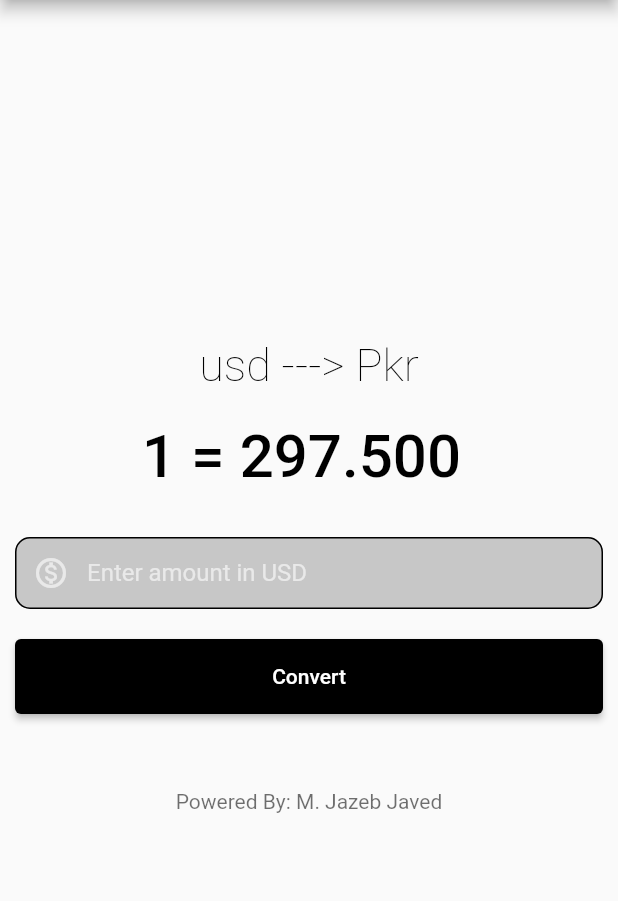
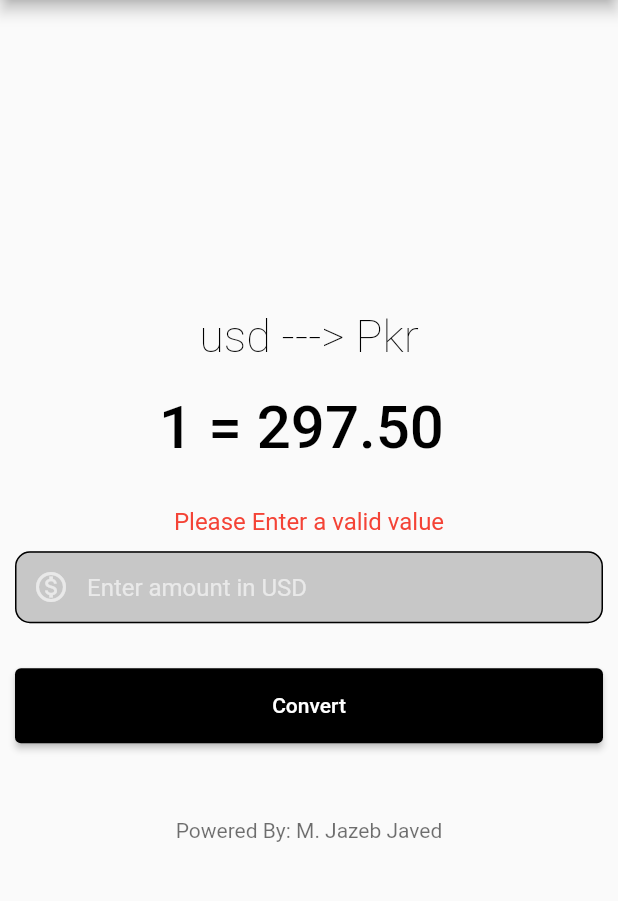
Before and after one commit to JazebJaved468/currency_converter_app_flutter, a Flutter app: the screen it shows after launch, after a tap on "Convert", on a phone screen of 412 x 824 dp, the part 84-985 px from its top. Run offline on Flutter 3.47's test engine with Material 2 defaults, Android fonts, the phone set to English and light mode, and no system bars.

```diff
--- a/lib/currency_converter_material_page.dart
+++ b/lib/currency_converter_material_page.dart
@@ -12,10 +12,17 @@ class _HomePageState extends State<HomePage> {
 
   num result = 297.50;
   num value = 1;
+  bool isNull = false;
   void convertCurrency() {
     num exchangeRate = 297.50;
-    value = double.parse(inputfield.text);
-    result = value * exchangeRate;
+
+    if (inputfield.text == "") {
+      isNull = true;
+    } else {
+      isNull = false;
+      value = double.parse(inputfield.text);
+      result = value * exchangeRate;
+    }
 
     setState(() {});
   }
@@ -35,8 +42,6 @@ class _HomePageState extends State<HomePage> {
     inputfield.dispose();
     super.dispose();
   }
-
-
 
   @override
   Widget build(BuildContext context) {
@@ -70,7 +75,7 @@ class _HomePageState extends State<HomePage> {
               Container(
                 margin: const EdgeInsets.only(bottom: 30),
                 child: Text(
-                  '$value = ${result.toStringAsFixed(3)} ',
+                  '$value = ${(result).toStringAsFixed(2)} ',
                   // '$value = ${result!=0 ? result.toStringAsFixed(2) : result.toStringAsFixed(0)} ',
                   style: const TextStyle(
                     color: Color.fromARGB(255, 0, 0, 0),
@@ -80,8 +85,19 @@ class _HomePageState extends State<HomePage> {
                   ),
                 ),
               ),
+              Visibility(
+                visible: isNull,
+                child: Text(
+                  "Please Enter a valid value",
+                  style: TextStyle(
+                    color: Colors.red,
+                    fontSize: 16,
+                  ),
+                ),
+              ),
               Container(
-                padding: const EdgeInsets.symmetric(horizontal: 10),
+                padding:
+                    const EdgeInsets.symmetric(horizontal: 10, vertical: 10),
                 margin: const EdgeInsets.only(bottom: 20),
                 child: TextField(
                   controller: inputfield,
@@ -153,8 +169,6 @@ class _HomePageState extends State<HomePage> {
       ),
     );
   }
-
-
 }
 
 
--- a/lib/main.dart
+++ b/lib/main.dart
@@ -16,9 +16,9 @@ class MyApp extends StatelessWidget {
         //   textDirection: TextDirection.ltr,
         // );
         const MaterialApp(
+      debugShowCheckedModeBanner: false,
       home: HomePage(),
       title: "Currency Convert",
-
     );
   }
 }
```
Also changed, not shown: app_preview/preview_image1.jpg (added), app_preview/preview_image2.jpg (added), 1 other file.
